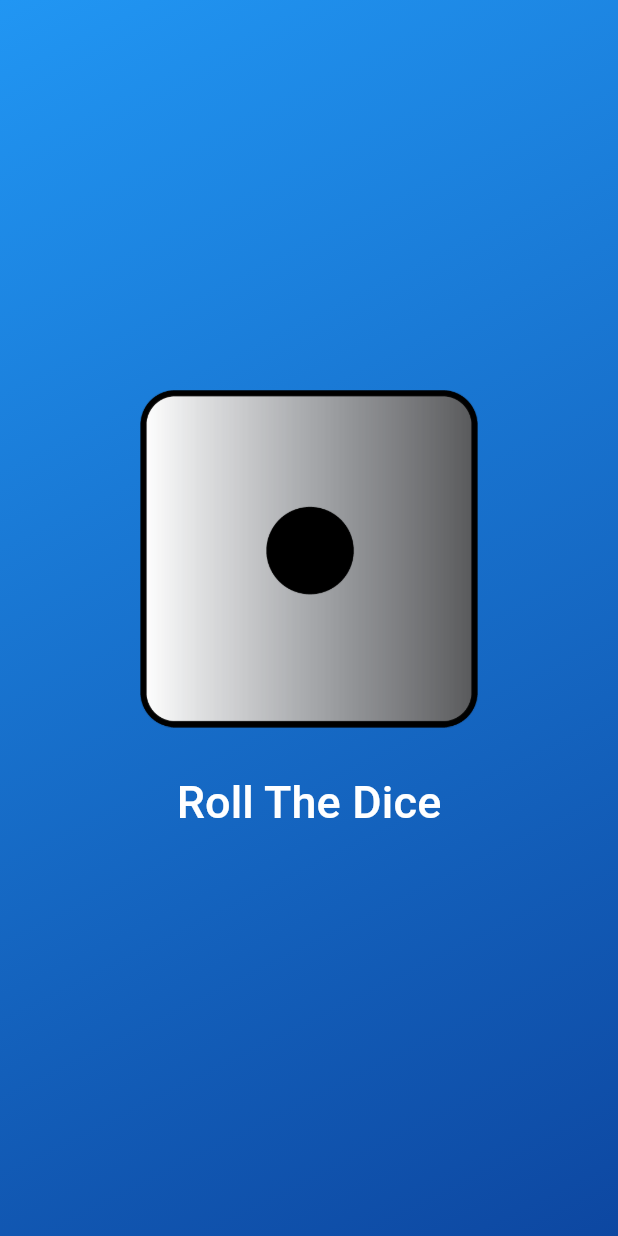
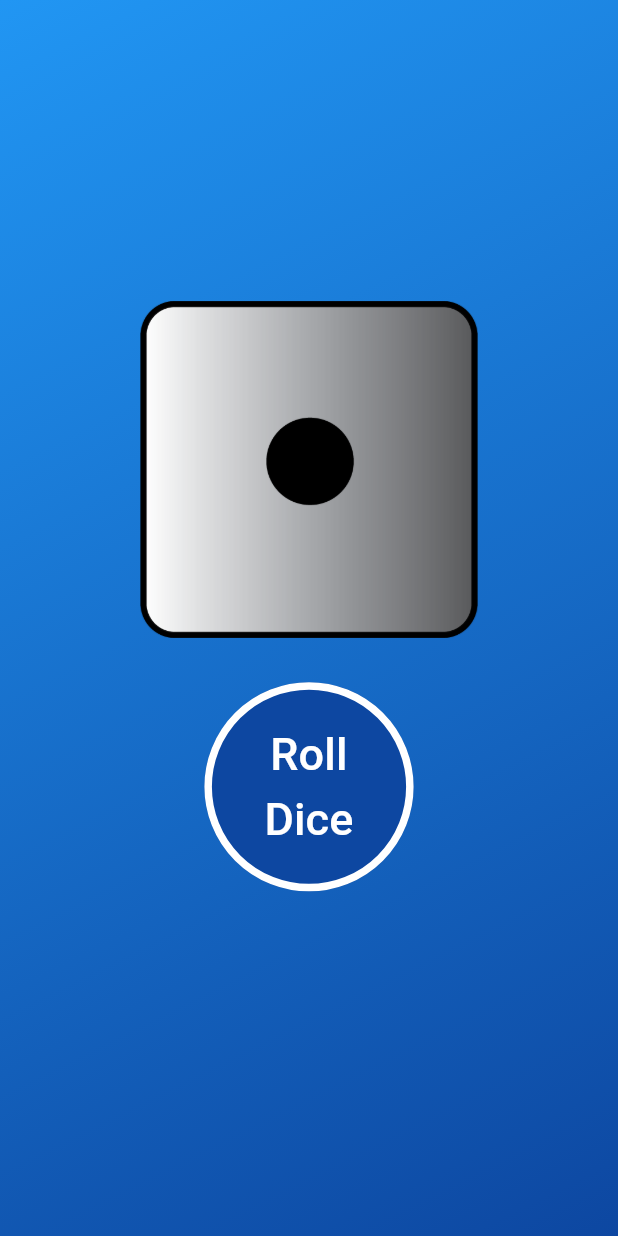
Before and after one commit to Iftikhar-Shams-Niloy/flutter_roll_the_dice, a Flutter app: the screen it shows after launch, on a phone screen of 412 x 824 dp. Run offline on Flutter 3.47's test engine with Material 3 defaults, Android fonts, the phone set to English and light mode, and no system bars.

Commit message:
Beautify the app and solved flinch issue.

```diff
--- a/lib/dice_roller.dart
+++ b/lib/dice_roller.dart
@@ -21,18 +21,18 @@ class _DiceRollerState extends State<DiceRoller> {
   void rollTheDice() {
     _diceTimer?.cancel(); // Cancel any existing timer
     int elapsed = 0;
-    _diceTimer = Timer.periodic(const Duration(milliseconds: 100), (timer) {
+
+    _diceTimer = Timer.periodic(const Duration(milliseconds: 200), (timer) {
       setState(() {
-        // Cycle through dice images 1-6
         int diceNumber = (elapsed % 6) + 1;
         currentDice = 'assets/dice_images/dice$diceNumber.png';
       });
       elapsed++;
       if (elapsed >= 15) {
-        // 20 * 100ms = 2s
         timer.cancel();
-        // Show a random dice image at the end
+
         int finalDice = myRandomizer.nextInt(6) + 1;
+
         setState(() {
           currentDice = 'assets/dice_images/dice$finalDice.png';
         });
@@ -46,6 +46,7 @@ class _DiceRollerState extends State<DiceRoller> {
     super.dispose();
   }
 
+  @override
   Widget build(context) {
     return Column(
       mainAxisSize: MainAxisSize.min,
@@ -53,12 +54,26 @@ class _DiceRollerState extends State<DiceRoller> {
         Image.asset(
           currentDice,
           width: 225,
+          height: 225,
+          fit: BoxFit.contain,
         ),
-        const SizedBox(height: 20),
-        TextButton(
-          onPressed: rollTheDice,
-          // style: TextButton.styleFrom(padding: EdgeInsets.only(top: 20)),
-          child: const StyledText('Roll The Dice'),
+        Container(
+          margin: const EdgeInsets.all(16), // 16 pixels margin on all sides
+          child: TextButton(
+            onPressed: rollTheDice,
+            style: TextButton.styleFrom(
+              foregroundColor: Colors.white,
+              backgroundColor: Colors.blue.shade900,
+              padding: const EdgeInsets.all(40),
+              shape: const CircleBorder(
+                side: BorderSide(
+                  color: Colors.white,
+                  width: 5,
+                ),
+              ),
+            ),
+            child: const StyledText('Roll\nDice'),
+          ),
         ),
       ],
     );
--- a/lib/styled_text.dart
+++ b/lib/styled_text.dart
@@ -1,12 +1,14 @@
 import 'package:flutter/material.dart';
 
 class StyledText extends StatelessWidget {
-  const StyledText(this.inputText,{super.key});
+  const StyledText(this.inputText, {super.key});
   final String inputText;
 
   @override
   Widget build(context) {
-    return Text(inputText,
+    return Text(
+      inputText,
+      textAlign: TextAlign.center,
       style: TextStyle(
         color: Colors.white,
         fontSize: 30,
```
